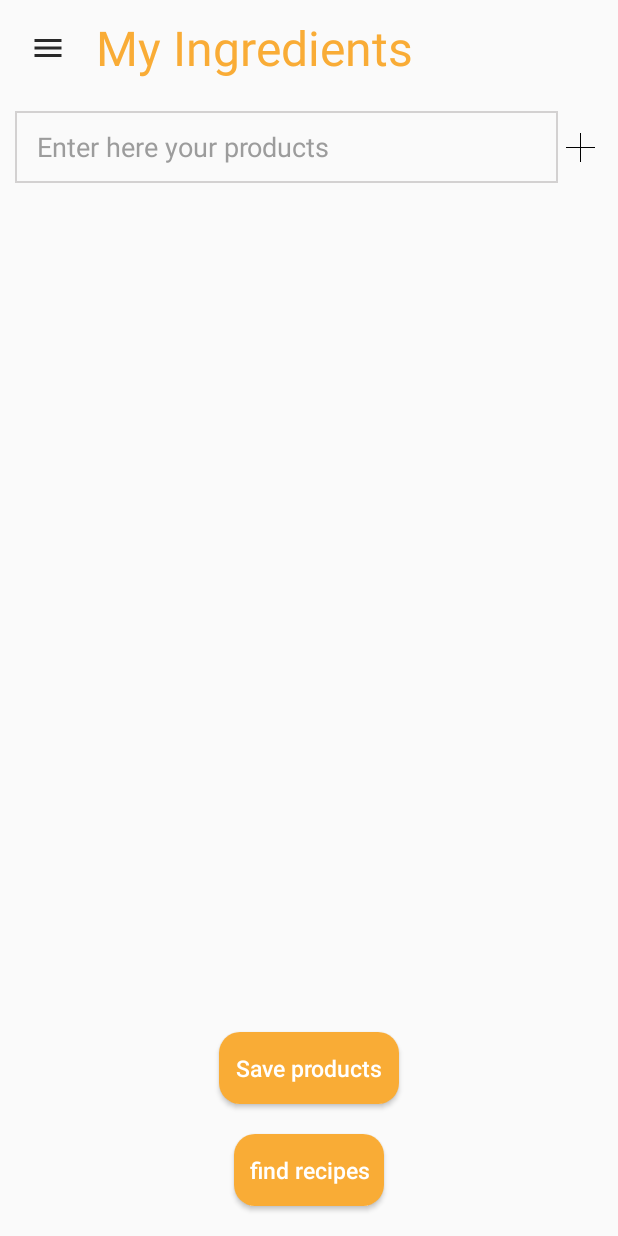
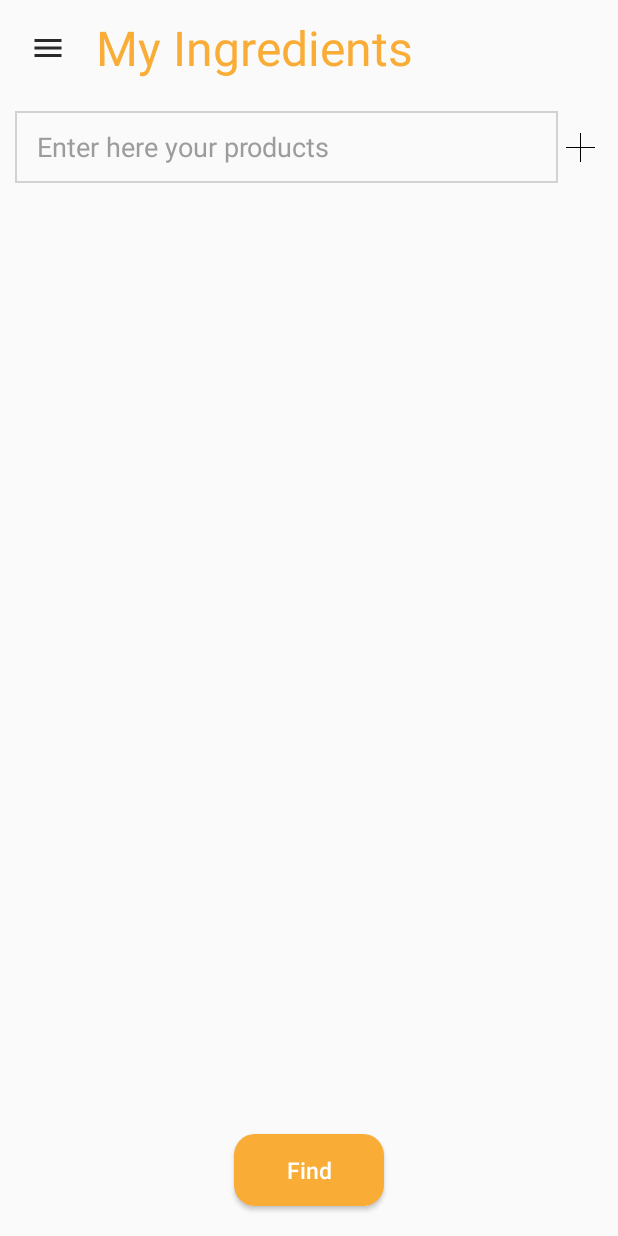
Before and after one commit to shanirfrid/CookingApp, an Android app: the UserSuitableRecipesActivity screen opened directly, with no data from a screen before it, in the side drawer, after a tap on "My Ingredients", on a phone screen of 412 x 824 dp. Run offline under Robolectric (Android 15) with nearby library versions, the phone set to English and light mode, and no system bars; our stand-ins replace Firebase (no records; nobody signed in at launch, a user with empty details on screens opened directly).

Commit message:
Fix[Menu]: Fix menu in UserSutibleRecipes

```diff
--- a/app/src/main/java/com/example/shanir/cookingappofshanir/UserIngredientsActivity.java
+++ b/app/src/main/java/com/example/shanir/cookingappofshanir/UserIngredientsActivity.java
@@ -143,7 +143,7 @@ public class UserIngredientsActivity extends AppCompatActivity {
                 });
     }
 
-    public class DialogListener implements DialogInterface.OnClickListener {
+    private class DialogListener implements DialogInterface.OnClickListener {
         private int position;
 
         public DialogListener(int position) {
@@ -160,8 +160,7 @@ public class UserIngredientsActivity extends AppCompatActivity {
         }
     }
 
-
-    public class IngredientListAdapter extends BaseAdapter {
+    private class IngredientListAdapter extends BaseAdapter {
         List<String> mIngredientList;
         private final Context mContext;
 
--- a/app/src/main/java/com/example/shanir/cookingappofshanir/UserSuitableRecipesActivity.java
+++ b/app/src/main/java/com/example/shanir/cookingappofshanir/UserSuitableRecipesActivity.java
@@ -39,14 +39,14 @@ import java.util.Map;
 
 public class UserSuitableRecipesActivity extends AppCompatActivity {
 
-    TextView mRecipesNumberTextView;
-    FirebaseAuth mFirebaseAuth;
-    ListView mRecipeListView;
-    RecipeListAdapter mRecipeListAdapter;
+    private TextView mRecipesNumberTextView;
+    private FirebaseAuth mFirebaseAuth;
+    private ListView mRecipeListView;
+    private RecipeListAdapter mRecipeListAdapter;
     private NavigationView mNavigationView;
     private DrawerLayout mDrawerLayout;
     private ImageView mMenuImageView;
-    final long ONE_MEGABYTE = 1024 * 1024 * 5;
+    private final long ONE_MEGABYTE = 1024 * 1024 * 5;
 
     @Override
     protected void onCreate(Bundle savedInstanceState) {
@@ -62,9 +62,10 @@ public class UserSuitableRecipesActivity extends AppCompatActivity {
         mRecipesNumberTextView.setText(
                 resultsMessageBuilder(mRecipeListAdapter.getCount()));
 
-        mDrawerLayout = findViewById(R.id.mainLayoutConsumers);
+        mDrawerLayout = findViewById(R.id.mainLayoutlistofrecipe);
         mNavigationView = findViewById(R.id.navigation_menu);
-        mNavigationView.setNavigationItemSelectedListener(new NavigationMenu(this, mMenuImageView, mDrawerLayout));
+        mNavigationView.setNavigationItemSelectedListener
+                (new NavigationMenu(this, mMenuImageView, mDrawerLayout));
     }
 
     private void initRecipeList() {
@@ -80,7 +81,7 @@ public class UserSuitableRecipesActivity extends AppCompatActivity {
         });
     }
 
-    public void retrieveUserIngredients() {
+    private void retrieveUserIngredients() {
         DbReference.getDbRefToUserIngredients(mFirebaseAuth.getUid())
                 .addListenerForSingleValueEvent(new ValueEventListener() {
                     @Override
--- a/app/src/main/res/layout/activity_consumers.xml
+++ b/app/src/main/res/layout/activity_consumers.xml
@@ -85,26 +85,11 @@
             android:divider="#ddd"
             android:dividerHeight="1dp"
             android:padding="20dp"
-            app:layout_constraintBottom_toTopOf="@id/btsaveconsumers"
+            app:layout_constraintBottom_toTopOf="@id/btmovetorecipelist"
             app:layout_constraintEnd_toEndOf="parent"
             app:layout_constraintStart_toStartOf="parent"
             app:layout_constraintTop_toBottomOf="@id/enter_ingredients_layout"
             tools:listitem="@layout/product_item_list" />
-
-        <Button
-            android:id="@+id/btsaveconsumers"
-            android:layout_width="120dp"
-            android:layout_height="wrap_content"
-            android:layout_gravity="center"
-            android:layout_margin="20dp"
-            android:background="@drawable/button_design"
-            android:text="Save products"
-            android:textAllCaps="false"
-            android:textColor="#FFFFFF"
-            android:textSize="15sp"
-            app:layout_constraintBottom_toTopOf="@id/btmovetorecipelist"
-            app:layout_constraintEnd_toEndOf="parent"
-            app:layout_constraintStart_toStartOf="parent" />
 
         <Button
             android:id="@+id/btmovetorecipelist"
@@ -113,7 +98,7 @@
             android:layout_gravity="center"
             android:layout_margin="20dp"
             android:background="@drawable/button_design"
-            android:text="find recipes"
+            android:text="Find"
             android:textAllCaps="false"
             android:textColor="#FFFFFF"
             android:textSize="15sp"
```
